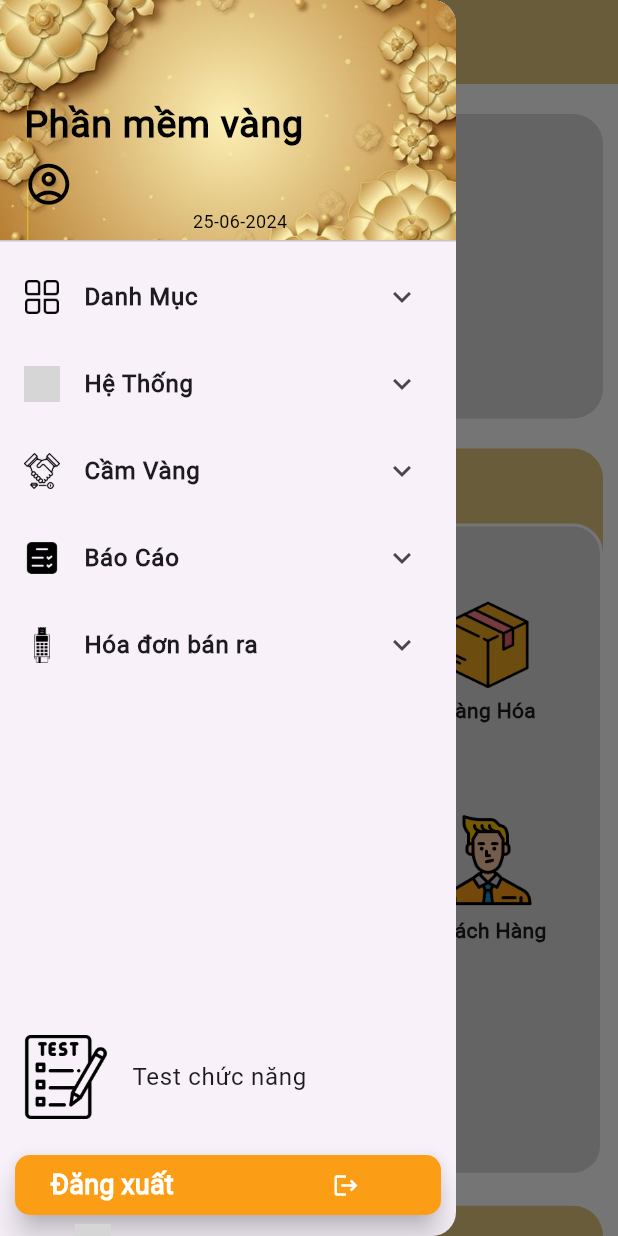
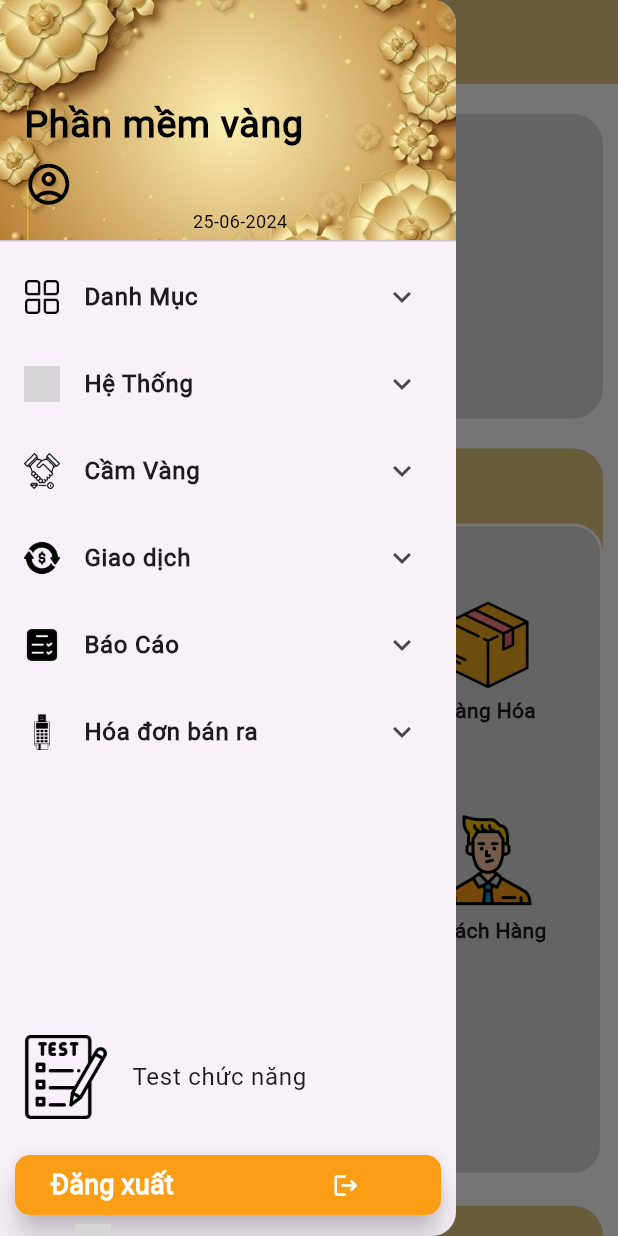
Before and after one commit to GiaBao0510/QLTV_DD, a Flutter app: the HomeScreen screen opened directly, with the side drawer open, on a phone screen of 412 x 824 dp. Run offline on Flutter 3.47's test engine with Material 3 defaults, Android fonts, the light colour scheme and no system bars; our stand-ins replace fl_chart, google_fonts, lottie, pdf, permission_handler, printing and 2 more; missing offline and left inert: excel, flutter_barcode_scanner, number_to_vietnamese_words, session_manager; accounts and stored records are empty; Roboto replaces fonts that are missing (Align); grey boxes are pictures that could not be loaded.

Commit message:
Thêm hóa đơn bên mắt bão thành công, Hiển thị danh sách hóa đơn bên mắt bão thành công. Xóa howsa đơn thì bên CSDL QTLV1 nhưng chưa xóa được bên MatBao. Đang xây dựng phần quét mã vạch

```diff
--- a/app_qltv/lib/FrontEnd/constants/config.dart
+++ b/app_qltv/lib/FrontEnd/constants/config.dart
@@ -1,5 +1,5 @@
 
-const url = "http://192.168.1.18:3000";
+const url = "http://192.168.0.109:3000";
 
 const login = "$url/login"; //Đăng nhập
 const logout = "$url/exit"; //Đăng xuất
--- a/app_qltv/lib/FrontEnd/ui/home/component/drawer.dart
+++ b/app_qltv/lib/FrontEnd/ui/home/component/drawer.dart
@@ -23,6 +23,7 @@ import 'package:app_qltv/FrontEnd/constants/config.dart';
 import 'package:app_qltv/FrontEnd/ui/hethonng/nguoidung/nguoi_dung_page.dart';
 import 'package:app_qltv/FrontEnd/ui/hethonng/nhom/nhompage.dart';
 import 'package:app_qltv/FrontEnd/ui/HoaDonBanRa/TaoHoaDonNhap.dart';
+import 'package:app_qltv/FrontEnd/Service/ThuVien.dart';
 import 'package:app_qltv/FrontEnd/temp.dart';
 import 'package:app_qltv/main.dart';
 import 'package:flutter/cupertino.dart';
@@ -35,10 +36,14 @@ import 'dart:core';
 import 'package:intl/intl.dart';
 
 // ignore: camel_case_types
-class drawer extends StatelessWidget {
-  const drawer({
-    super.key,
-  });
+class drawer extends StatefulWidget {
+  const drawer({super.key});
+
+  @override
+  State<drawer> createState() => _drawerState();
+}
+
+class _drawerState extends State<drawer> {
 
   //Lấy tên người dùng
   Future<String> _getTenAdmin() async {
@@ -78,6 +83,18 @@ class drawer extends StatelessWidget {
     } catch (e) {
       print('Lỗi khi thực hiện đăng xuất: $e');
     }
+  }
+
+  @override
+  void initState() {
+    super.initState();
+    ThuVienUntilState.maVach="";
+    ThuVienUntilState.maQR="";
+  }
+
+  @override
+  void dispose() {
+    super.dispose();
   }
 
   @override
@@ -411,6 +428,54 @@ class drawer extends StatelessWidget {
                           height: 24.0,
                         ),
                         title: const Text('Phiếu Đang Cầm Chi Tiết ',
+                            style: TextStyle(fontWeight: FontWeight.w800)),
+                        onTap: () {
+                          Navigator.push(
+                            context,
+                            MaterialPageRoute(
+                                builder: (context) =>
+                                const PhieuDangCamChiTiet()),
+                          );
+                        },
+                      ),
+                    ),
+                  ],
+                ),
+                ExpansionTile(
+                  leading: Image.asset(
+                    'assets/images/transaction.png',
+                    width: 24.0,
+                    height: 24.0,
+                  ),
+                  title: const Text('Giao dịch',
+                      style: TextStyle(fontWeight: FontWeight.w800)),
+                  children: <Widget>[
+                    Padding(
+                      padding: const EdgeInsets.only(
+                          left: 16.0), // Khoảng cách thụt lề
+                      child: ListTile(
+                        leading: Image.asset(
+                          'assets/images/qr-code.png',
+                          width: 24.0,
+                          height: 24.0,
+                        ),
+                        title: const Text('Giao dịch bán vàng bằng QR-code',
+                            style: TextStyle(fontWeight: FontWeight.w800)),
+                        onTap: () {
+                          ThuVienUntilState.scanBarcode();
+                        },
+                      ),
+                    ),
+                    Padding(
+                      padding: const EdgeInsets.only(
+                          left: 16.0), // Khoảng cách thụt lề
+                      child: ListTile(
+                        leading: Image.asset(
+                          'assets/images/barcode-scan.png',
+                          width: 24.0,
+                          height: 24.0,
+                        ),
+                        title: const Text('Giao dịch bán vàng bằng Bar-code ',
                             style: TextStyle(fontWeight: FontWeight.w800)),
                         onTap: () {
                           Navigator.push(
@@ -792,3 +857,11 @@ class drawer extends StatelessWidget {
     );
   }
 }
+
+// class drawer extends StatelessWidget {
+//   const drawer({
+//     super.key,
+//   });
+//
+//
+// }
--- a/app_qltv/pubspec.yaml
+++ b/app_qltv/pubspec.yaml
@@ -57,7 +57,7 @@ dependencies:
   number_paginator: ^0.4.1
   excel: ^2.0.6
   loading_animation_widget: ^1.2.1
-  qr_code_scanner: ^0.4.0
+  flutter_barcode_scanner: ^2.0.0
 
 # Logo ưng dụng
 flutter_icons:
```
Also changed, not shown: app_qltv/lib/FrontEnd/Service/ThuVien.dart (+22 -0 lines), app_qltv/assets/images/barcode-scan.png (added), app_qltv/assets/images/qr-code.png (added), app_qltv/assets/images/transaction.png (added), app_qltv/pubspec.lock, 4 other files. Lines whose indentation alone changed are shown as unchanged.
